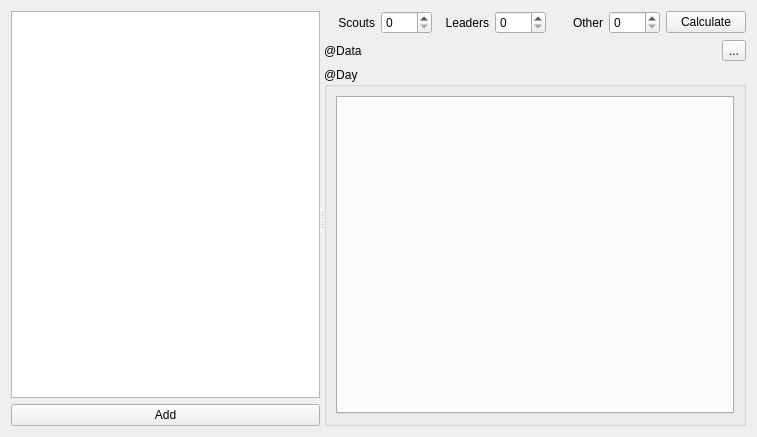
Old version of the form src/ui/TabMealWidget.ui in the repository wnt-zhp/zarlock-cpp.
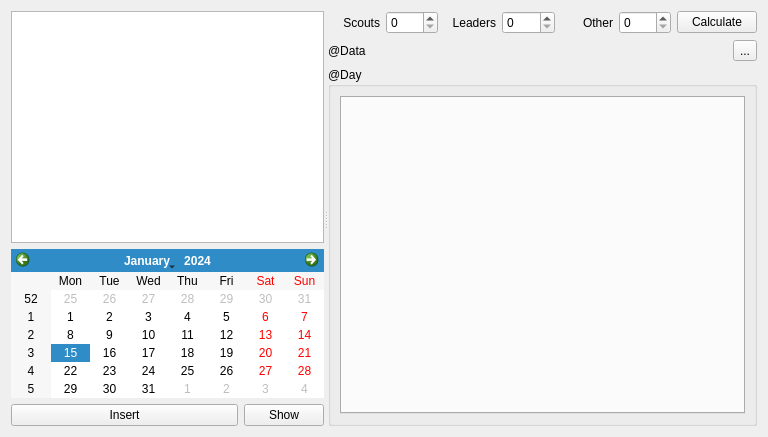
New version of the form. Custom widgets are drawn as their Qt base class.

What changed in the file:
```diff
--- a/src/ui/TabMealWidget.ui
+++ b/src/ui/TabMealWidget.ui
@@ -6,7 +6,7 @@
    <rect>
     <x>0</x>
     <y>0</y>
-    <width>757</width>
+    <width>768</width>
     <height>437</height>
    </rect>
   </property>
@@ -20,16 +20,33 @@
       <enum>Qt::Horizontal</enum>
      </property>
      <widget class="QWidget" name="verticalLayoutWidget">
-      <layout class="QVBoxLayout" name="verticalLayout">
+      <layout class="QVBoxLayout" name="verticalLayout" stretch="1,0,0">
        <item>
-        <widget class="QListWidget" name="list_meal"/>
+        <widget class="QListView" name="list_meal"/>
        </item>
        <item>
-        <widget class="QPushButton" name="action_addday">
-         <property name="text">
-          <string>Add</string>
-         </property>
-        </widget>
+        <widget class="QCalendarWidget" name="calendar"/>
+       </item>
+       <item>
+        <layout class="QHBoxLayout" name="horizontalLayout_5" stretch="1,0">
+         <item>
+          <widget class="QPushButton" name="action_insert">
+           <property name="text">
+            <string>Insert</string>
+           </property>
+          </widget>
+         </item>
+         <item>
+          <widget class="QPushButton" name="action_toggle">
+           <property name="text">
+            <string>Show</string>
+           </property>
+           <property name="checkable">
+            <bool>true</bool>
+           </property>
+          </widget>
+         </item>
+        </layout>
        </item>
       </layout>
      </widget>
```
